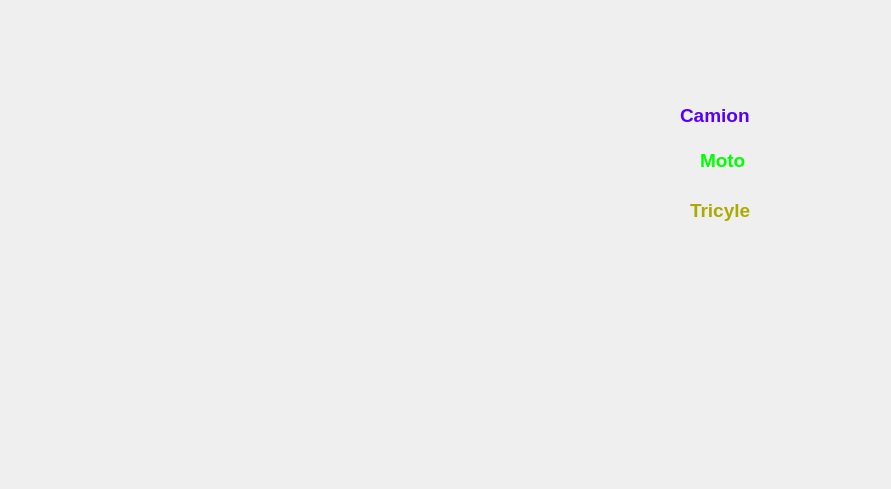
Qt form code intégration/statistique_veh.ui (AymenMzoughi/SmartHomeDeliveryCompany) before a commit.
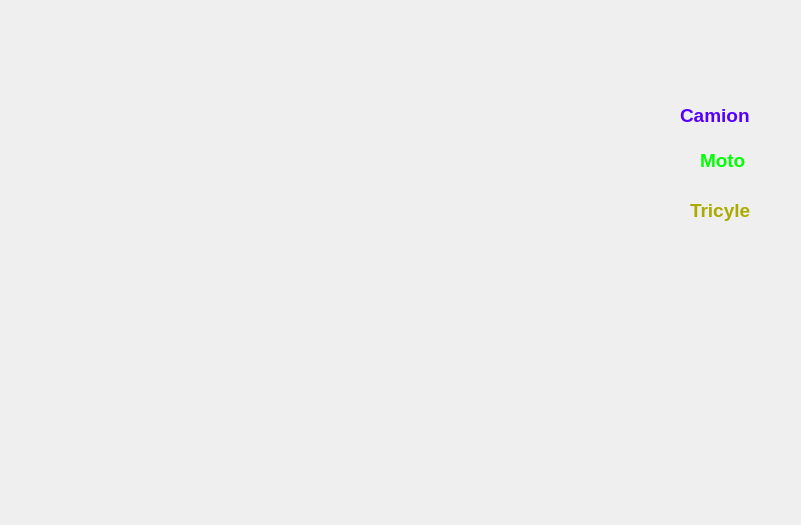
The same form after that commit. Icons and pictures are not drawn.

Diff of the .ui file:
```diff
--- a/code intégration/statistique_veh.ui
+++ b/code intégration/statistique_veh.ui
@@ -6,8 +6,8 @@
    <rect>
     <x>0</x>
     <y>0</y>
-    <width>891</width>
-    <height>489</height>
+    <width>801</width>
+    <height>525</height>
    </rect>
   </property>
   <property name="windowTitle">
```
